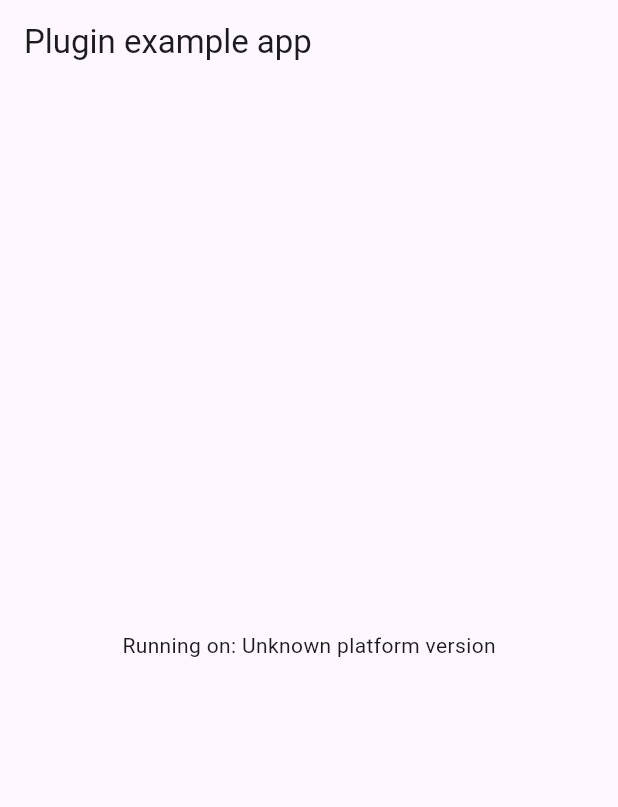
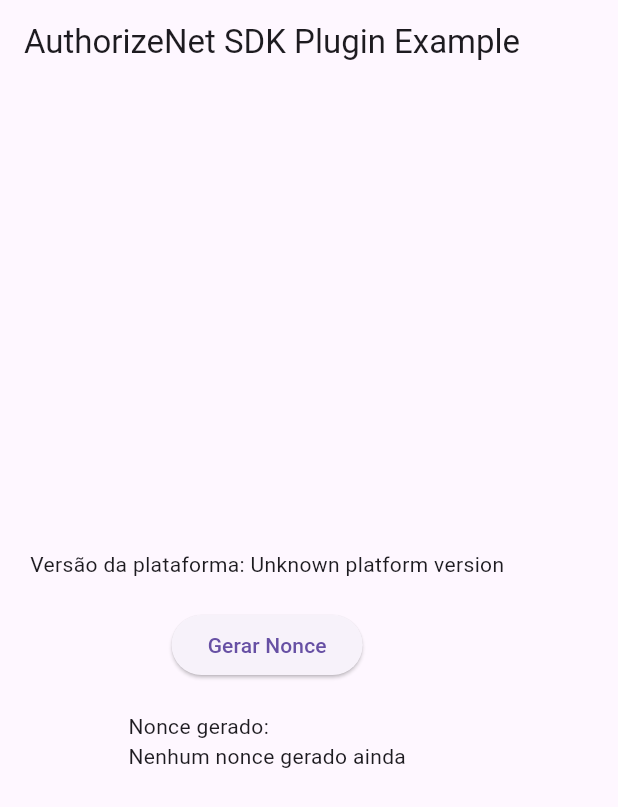
Before and after one commit to lucascelopes/Authorize_net_sdk_plugin, a Flutter app: the screen it shows after launch, on a phone screen of 412 x 824 dp. Shown: the top 807 px of the screen. Run offline on Flutter 3.47's test engine with Material 3 defaults, Android fonts, the phone set to English and light mode, and no system bars; our stand-ins replace plugin_platform_interface.

Commit message:
new framework

```diff
--- a/example/lib/main.dart
+++ b/example/lib/main.dart
@@ -17,6 +17,7 @@ class MyApp extends StatefulWidget {
 
 class _MyAppState extends State<MyApp> {
   String _platformVersion = 'Unknown';
+  String _nonce = 'Nenhum nonce gerado ainda';
   final _authorizeNetSdkPlugin = AuthorizeNetSdkPlugin();
 
   @override
@@ -25,37 +26,66 @@ class _MyAppState extends State<MyApp> {
     initPlatformState();
   }
 
-  // Platform messages are asynchronous, so we initialize in an async method.
   Future<void> initPlatformState() async {
     String platformVersion;
-    // Platform messages may fail, so we use a try/catch PlatformException.
-    // We also handle the message potentially returning null.
     try {
       platformVersion =
-          await _authorizeNetSdkPlugin.getPlatformVersion() ?? 'Unknown platform version';
+          await _authorizeNetSdkPlugin.getPlatformVersion() ??
+          'Unknown platform version';
     } on PlatformException {
       platformVersion = 'Failed to get platform version.';
     }
-
-    // If the widget was removed from the tree while the asynchronous platform
-    // message was in flight, we want to discard the reply rather than calling
-    // setState to update our non-existent appearance.
     if (!mounted) return;
-
     setState(() {
       _platformVersion = platformVersion;
     });
+  }
+
+  Future<void> gerarNonce() async {
+    try {
+      final nonce = await _authorizeNetSdkPlugin.generateNonce(
+        apiLoginId: 'SEU_API_LOGIN_ID',
+        clientKey: 'SEU_CLIENT_KEY',
+        cardNumber: '4111111111111111',
+        expirationMonth: '12',
+        expirationYear: '2030',
+        cardCode: '123',
+      );
+      if (!mounted) return;
+      setState(() {
+        _nonce = nonce ?? 'Erro ao gerar nonce';
+      });
+    } on PlatformException catch (e) {
+      setState(() {
+        _nonce = "Erro na plataforma: ${e.message}";
+      });
+    } catch (e) {
+      setState(() {
+        _nonce = "Erro desconhecido: $e";
+      });
+    }
   }
 
   @override
   Widget build(BuildContext context) {
     return MaterialApp(
       home: Scaffold(
-        appBar: AppBar(
-          title: const Text('Plugin example app'),
-        ),
-        body: Center(
-          child: Text('Running on: $_platformVersion\n'),
+        appBar: AppBar(title: const Text('AuthorizeNet SDK Plugin Example')),
+        body: Padding(
+          padding: const EdgeInsets.all(20),
+          child: Column(
+            mainAxisAlignment: MainAxisAlignment.center,
+            children: [
+              Text('Versão da plataforma: $_platformVersion'),
+              const SizedBox(height: 20),
+              ElevatedButton(
+                onPressed: gerarNonce,
+                child: const Text('Gerar Nonce'),
+              ),
+              const SizedBox(height: 20),
+              Text('Nonce gerado:\n$_nonce'),
+            ],
+          ),
         ),
       ),
     );
```
Also changed, not shown: pubspec.yaml (+5 -51 lines), 6 other files.
